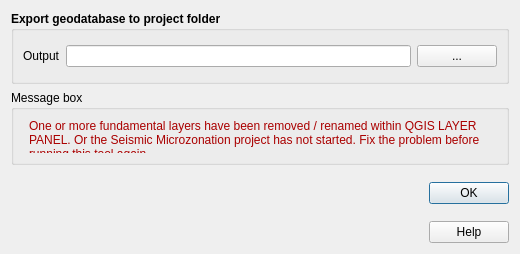
This is tb_esporta_shp.ui in CNR-IGAG/mzs-tools as Qt 5 draws it before an edit. The edited form follows.
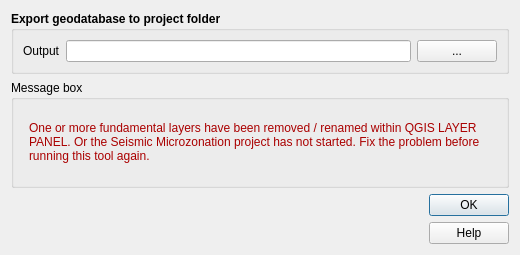
This is the edited form. Icons and pictures are not drawn.

```diff
--- a/tb_esporta_shp.ui
+++ b/tb_esporta_shp.ui
@@ -7,7 +7,7 @@
                 <x>0</x>
                 <y>0</y>
                 <width>520</width>
-                <height>254</height>
+    <height>255</height>
             </rect>
         </property>
         <property name="sizePolicy">
@@ -112,12 +112,6 @@
                             <height>0</height>
                         </size>
                     </property>
-                    <property name="maximumSize">
-                        <size>
-                            <width>16777215</width>
-                            <height>75</height>
-                        </size>
-                    </property>
                     <property name="title">
                         <string>Message box</string>
                     </property>
```
Left out of the diff: 4 changed lines with no effect on the pictures. Lines whose indentation alone changed are shown as unchanged.
